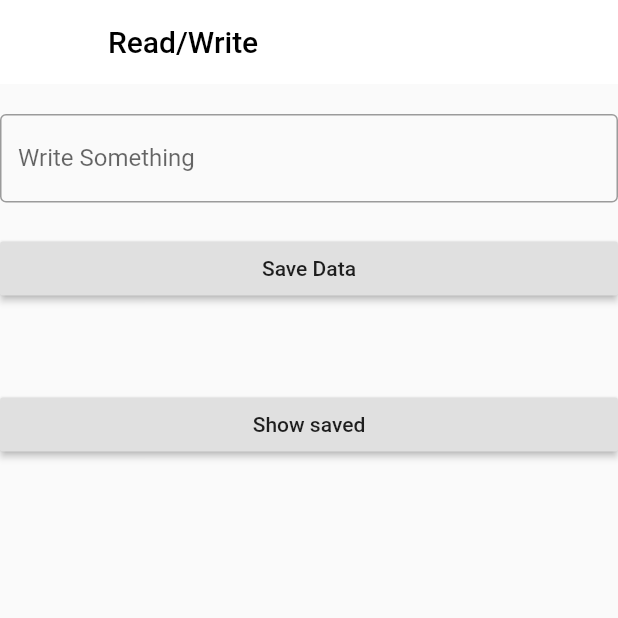
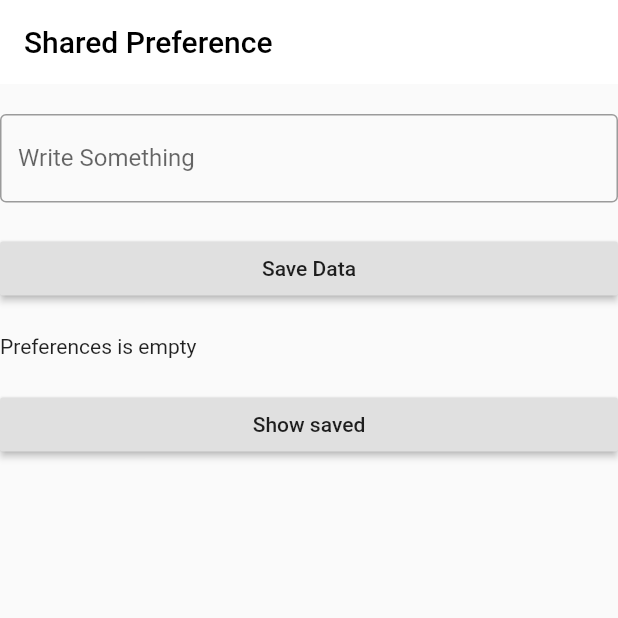
Before and after one commit to EmmanuelJoshua/FlutterTutorialGallery, a Flutter app: the SharedPref screen opened directly, after a tap on "Save Data", on a phone screen of 412 x 824 dp, the top half of it. Run offline on Flutter 3.47's test engine with Material 2 defaults, Android fonts, the phone set to English and light mode, and no system bars; our stand-ins replace percent_indicator, shared_preferences; missing offline and left inert: expandable_card, grouped_buttons; accounts and stored records are empty.

Commit message:
More stuff.

```diff
--- /dev/null
+++ b/lib/database/database.dart
@@ -0,0 +1,15 @@
+import 'package:flutter/material.dart';
+
+class DBDemo extends StatefulWidget {
+  @override
+  _DBDemoState createState() => _DBDemoState();
+}
+
+class _DBDemoState extends State<DBDemo> {
+  @override
+  Widget build(BuildContext context) {
+    return Scaffold(
+
+    );
+  }
+}
--- a/lib/main.dart
+++ b/lib/main.dart
@@ -1,12 +1,12 @@
 import 'package:flutter/material.dart';
-import 'package:bmi_app/fileio/fileio.dart';
+import 'package:bmi_app/sharedpreference/sharepreference.dart';
 
 void main() async {
   runApp(new MaterialApp(
     debugShowCheckedModeBanner: false,
       color: Colors.blueGrey,
       title: "Tutorials",
-      home: FileIO()
+      home: SharedPref()
   )
   );
 }
--- a/lib/sharedpreference/sharepreference.dart
+++ b/lib/sharedpreference/sharepreference.dart
@@ -1,4 +1,5 @@
 import 'package:flutter/material.dart';
+import 'package:shared_preferences/shared_preferences.dart';
 
 class SharedPref extends StatefulWidget {
   @override
@@ -6,44 +7,72 @@ class SharedPref extends StatefulWidget {
 }
 
 class _SharedPrefState extends State<SharedPref> {
+  TextEditingController text = new TextEditingController();
+  String prefData = "Empty";
 
-  TextEditingController text = new TextEditingController();
+  @override
+  void initState() {
+    super.initState();
+
+    _loadPrefData();
+  }
+
+  _loadPrefData() async {
+    SharedPreferences preferences = await SharedPreferences.getInstance();
+
+    setState(() {
+      if (preferences.getString('data') != null &&
+          preferences.getString('data').isNotEmpty) {
+        prefData = preferences.getString('data');
+      } else {
+        prefData = 'Preferences is empty';
+      }
+    });
+  }
+
+  saveData(String message) async {
+    SharedPreferences preferences = await SharedPreferences.getInstance();
+    preferences.setString('data', message);
+  }
 
   @override
   Widget build(BuildContext context) {
     return Scaffold(
       appBar: AppBar(
-        title: Text('Read/Write', style: TextStyle(color: Colors.black),),
+        title: Text(
+          'Shared Preference',
+          style: TextStyle(color: Colors.black),
+        ),
         elevation: 0,
         backgroundColor: Colors.white,
       ),
-
       body: ListView(
         padding: EdgeInsets.only(top: 20),
         children: <Widget>[
           TextField(
               controller: text,
               decoration: InputDecoration(
-                  border: OutlineInputBorder(),
-                  labelText: 'Write Something'
-              )
+                  border: OutlineInputBorder(), labelText: 'Write Something')),
+          Padding(
+            padding: EdgeInsets.all(10),
           ),
-          Padding(padding: EdgeInsets.all(10),),
           RaisedButton(
             onPressed: () {
-
+              saveData(text.text.toString());
             },
             child: Text('Save Data'),
           ),
-          Padding(padding: EdgeInsets.all(10),),
-          Text(
-              ''
+          Padding(
+            padding: EdgeInsets.all(10),
           ),
-          Padding(padding: EdgeInsets.all(10),),
+          Text('$prefData'),
+          Padding(
+            padding: EdgeInsets.all(10),
+          ),
           RaisedButton(
             onPressed: () {
               setState(() {
-
+                _loadPrefData();
               });
             },
             child: Text('Show saved'),
--- a/pubspec.yaml
+++ b/pubspec.yaml
@@ -33,8 +33,9 @@ dependencies:
   percent_indicator: ^2.1.1
   intl: ^0.16.1
   http: ^0.12.0+4
-  path_provider: ^1.4.1
+  path_provider: ^0.4.0
   shared_preferences: ^0.4.0
+  sqflite: '>=0.8.5'
 
 dev_dependencies:
   flutter_test:
```
Also changed, not shown: pubspec.lock.
